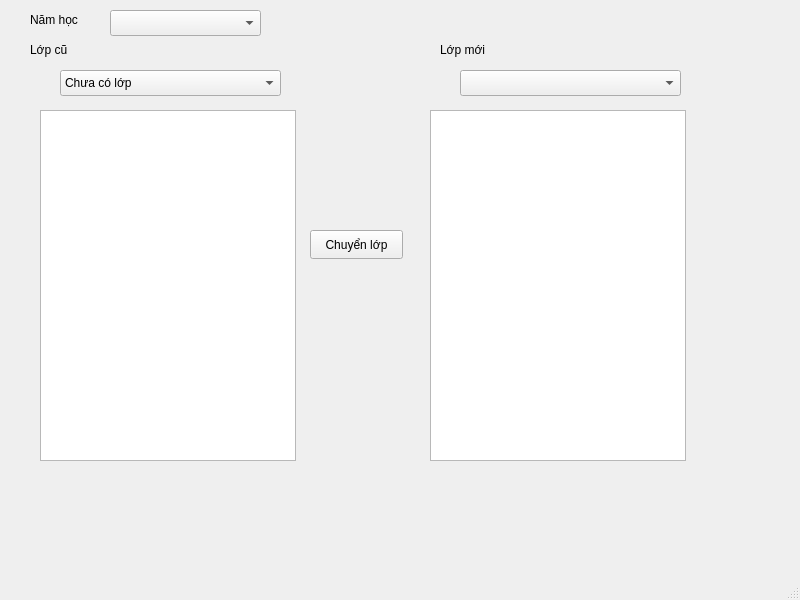
vumari/HongGrader, file HongGrader/chuyenlop.ui: the form before one commit.
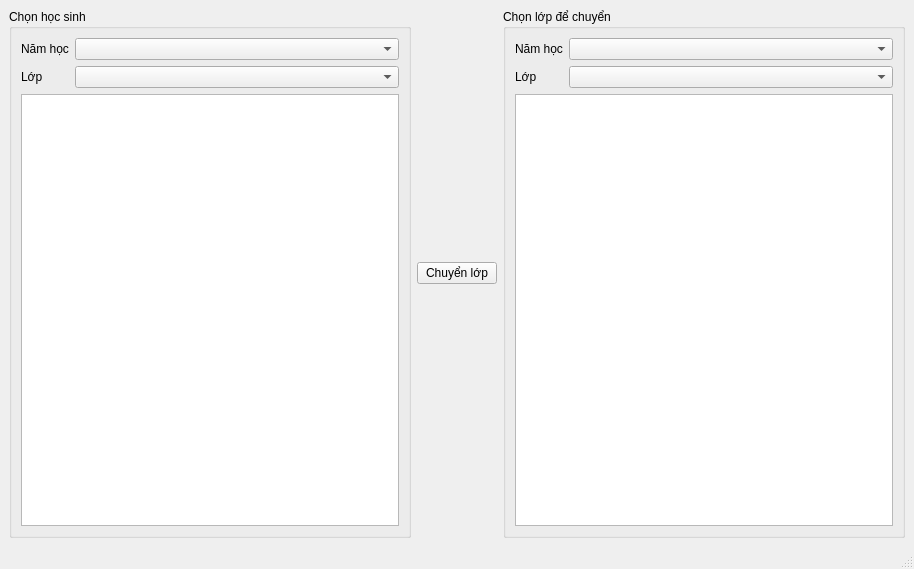
The form after the commit.

Commit message: Cài đặt chức năng chuyển lớp hàng loạt

```diff
--- a/HongGrader/chuyenlop.ui
+++ b/HongGrader/chuyenlop.ui
@@ -6,121 +6,113 @@
    <rect>
     <x>0</x>
     <y>0</y>
-    <width>800</width>
-    <height>600</height>
+    <width>914</width>
+    <height>569</height>
    </rect>
   </property>
   <property name="windowTitle">
    <string>Chức năng chuyển lớp</string>
   </property>
   <widget class="QWidget" name="centralwidget">
-   <widget class="QPushButton" name="pushButton">
-    <property name="geometry">
-     <rect>
-      <x>310</x>
-      <y>230</y>
-      <width>93</width>
-      <height>29</height>
-     </rect>
-    </property>
-    <property name="text">
-     <string>Chuyển lớp</string>
-    </property>
-   </widget>
-   <widget class="QLabel" name="label">
-    <property name="geometry">
-     <rect>
-      <x>30</x>
-      <y>40</y>
-      <width>63</width>
-      <height>20</height>
-     </rect>
-    </property>
-    <property name="text">
-     <string>Lớp cũ</string>
-    </property>
-   </widget>
-   <widget class="QLabel" name="label_2">
-    <property name="geometry">
-     <rect>
-      <x>440</x>
-      <y>40</y>
-      <width>63</width>
-      <height>20</height>
-     </rect>
-    </property>
-    <property name="text">
-     <string>Lớp mới</string>
-    </property>
-   </widget>
-   <widget class="QComboBox" name="CBlopcu">
-    <property name="geometry">
-     <rect>
-      <x>60</x>
-      <y>70</y>
-      <width>221</width>
-      <height>26</height>
-     </rect>
-    </property>
+   <layout class="QHBoxLayout" name="horizontalLayout">
     <item>
-     <property name="text">
-      <string>Chưa có lớp</string>
-     </property>
+     <widget class="QGroupBox" name="groupBox">
+      <property name="title">
+       <string>Chọn học sinh</string>
+      </property>
+      <layout class="QFormLayout" name="formLayout">
+       <item row="0" column="0">
+        <widget class="QLabel" name="label_3">
+         <property name="text">
+          <string>Năm học</string>
+         </property>
+         <property name="buddy">
+          <cstring>CBnamhoccu</cstring>
+         </property>
+        </widget>
+       </item>
+       <item row="0" column="1">
+        <widget class="QComboBox" name="CBnamhoccu"/>
+       </item>
+       <item row="1" column="0">
+        <widget class="QLabel" name="label">
+         <property name="text">
+          <string>Lớp</string>
+         </property>
+         <property name="buddy">
+          <cstring>CBlopcu</cstring>
+         </property>
+        </widget>
+       </item>
+       <item row="1" column="1">
+        <widget class="QComboBox" name="CBlopcu"/>
+       </item>
+       <item row="2" column="0" colspan="2">
+        <widget class="QTableView" name="LVlopcu">
+         <property name="editTriggers">
+          <set>QAbstractItemView::EditTrigger::NoEditTriggers</set>
+         </property>
+         <property name="selectionBehavior">
+          <enum>QAbstractItemView::SelectionBehavior::SelectRows</enum>
+         </property>
+         <property name="sortingEnabled">
+          <bool>true</bool>
+         </property>
+        </widget>
+       </item>
+      </layout>
+     </widget>
     </item>
-   </widget>
-   <widget class="QComboBox" name="CBlopmoi">
-    <property name="geometry">
-     <rect>
-      <x>460</x>
-      <y>70</y>
-      <width>221</width>
-      <height>26</height>
-     </rect>
-    </property>
-   </widget>
-   <widget class="QListWidget" name="LWlopcu">
-    <property name="geometry">
-     <rect>
-      <x>40</x>
-      <y>110</y>
-      <width>256</width>
-      <height>351</height>
-     </rect>
-    </property>
-   </widget>
-   <widget class="QListWidget" name="LWlopmoi">
-    <property name="geometry">
-     <rect>
-      <x>430</x>
-      <y>110</y>
-      <width>256</width>
-      <height>351</height>
-     </rect>
-    </property>
-   </widget>
-   <widget class="QComboBox" name="CBnamhoc">
-    <property name="geometry">
-     <rect>
-      <x>110</x>
-      <y>10</y>
-      <width>151</width>
-      <height>26</height>
-     </rect>
-    </property>
-   </widget>
-   <widget class="QLabel" name="label_3">
-    <property name="geometry">
-     <rect>
-      <x>30</x>
-      <y>10</y>
-      <width>63</width>
-      <height>20</height>
-     </rect>
-    </property>
-    <property name="text">
-     <string>Năm học</string>
-    </property>
-   </widget>
+    <item>
+     <widget class="QPushButton" name="BTchuyen">
+      <property name="text">
+       <string>Chuyển lớp</string>
+      </property>
+     </widget>
+    </item>
+    <item>
+     <widget class="QGroupBox" name="groupBox_2">
+      <property name="title">
+       <string>Chọn lớp để chuyển</string>
+      </property>
+      <layout class="QFormLayout" name="formLayout_2">
+       <item row="0" column="0">
+        <widget class="QLabel" name="label_4">
+         <property name="text">
+          <string>Năm học</string>
+         </property>
+         <property name="buddy">
+          <cstring>CBnamhocmoi</cstring>
+         </property>
+        </widget>
+       </item>
+       <item row="0" column="1">
+        <widget class="QComboBox" name="CBnamhocmoi"/>
+       </item>
+       <item row="1" column="0">
+        <widget class="QLabel" name="label_2">
+         <property name="text">
+          <string>Lớp</string>
+         </property>
+         <property name="buddy">
+          <cstring>CBlopmoi</cstring>
+         </property>
+        </widget>
+       </item>
+       <item row="1" column="1">
+        <widget class="QComboBox" name="CBlopmoi"/>
+       </item>
+       <item row="2" column="0" colspan="2">
+        <widget class="QTableView" name="LVlopmoi">
+         <property name="editTriggers">
+          <set>QAbstractItemView::EditTrigger::NoEditTriggers</set>
+         </property>
+        </widget>
+       </item>
+      </layout>
+     </widget>
+    </item>
+   </layout>
   </widget>
   <widget class="QMenuBar" name="menubar">
    <property name="geometry">
```
Left out of the diff: 2 changed lines with no effect on the pictures. The commit also changes 4 other files.
